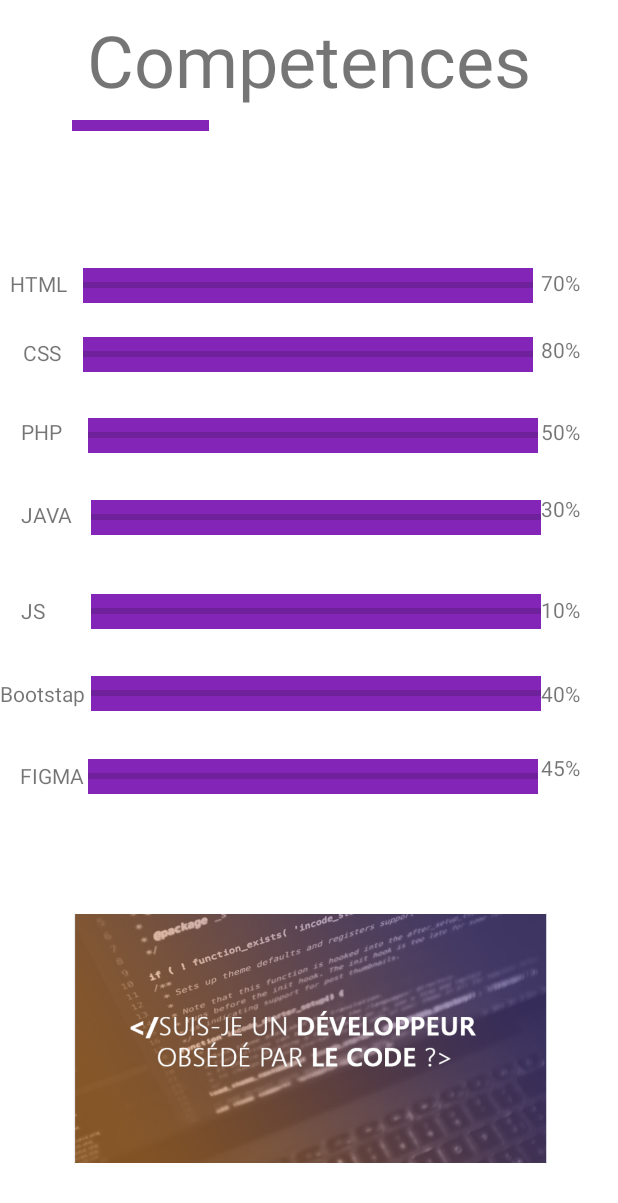
After one commit to aichafaty/androidAppPortfolio, an Android app: the layout competence_main.xml on its own in the app's theme, with its tools: preview values and no code run, on a phone screen of 412 x 824 dp. The commit adds this screen. Shown: the top 1203 px of the screen. Run offline under Robolectric (Android 15) with nearby library versions, the phone set to English and light mode, and no system bars.

Commit message:
feat: my competences portfolio

```diff
--- a/app/src/main/java/com/example/myapplicationAnd/MainActivity.java
+++ b/app/src/main/java/com/example/myapplicationAnd/MainActivity.java
@@ -10,5 +10,6 @@ public class MainActivity extends AppCompatActivity {
     protected void onCreate(Bundle savedInstanceState) {
         super.onCreate(savedInstanceState);
         setContentView(R.layout.activity_main);
+        setContentView(R.layout.competence_main);
     }
 }
--- /dev/null
+++ b/app/src/main/res/layout/competence_main.xml
@@ -0,0 +1,305 @@
+<?xml version="1.0" encoding="utf-8"?>
+<androidx.constraintlayout.widget.ConstraintLayout xmlns:android="http://schemas.android.com/apk/res/android"
+    xmlns:app="http://schemas.android.com/apk/res-auto"
+    xmlns:tools="http://schemas.android.com/tools"
+    android:layout_width="match_parent"
+    android:layout_height="match_parent">
+
+    <TextView
+        android:id="@+id/textView20"
+        android:layout_width="51dp"
+        android:layout_height="27dp"
+        android:text="@string/f"
+        app:layout_constraintBottom_toBottomOf="parent"
+        app:layout_constraintEnd_toEndOf="parent"
+        app:layout_constraintHorizontal_bias="1.0"
+        app:layout_constraintStart_toStartOf="parent"
+        app:layout_constraintTop_toTopOf="parent"
+        app:layout_constraintVertical_bias="0.63" />
+
+    <ProgressBar
+        android:id="@+id/progressBar8"
+        style="?android:attr/progressBarStyleHorizontal"
+        android:layout_width="300dp"
+        android:layout_height="23dp"
+        android:background="@color/mauve"
+        app:layout_constraintBottom_toBottomOf="parent"
+        app:layout_constraintEnd_toEndOf="parent"
+        app:layout_constraintHorizontal_bias="0.522"
+        app:layout_constraintStart_toStartOf="parent"
+        app:layout_constraintTop_toTopOf="parent"
+        app:layout_constraintVertical_bias="0.632" />
+
+    <TextView
+        android:id="@+id/textView19"
+        android:layout_width="56dp"
+        android:layout_height="27dp"
+        android:text="@string/fig"
+        app:layout_constraintBottom_toBottomOf="parent"
+        app:layout_constraintEnd_toEndOf="parent"
+        app:layout_constraintHorizontal_bias="0.037"
+        app:layout_constraintStart_toStartOf="parent"
+        app:layout_constraintTop_toTopOf="parent"
+        app:layout_constraintVertical_bias="0.637" />
+
+    <TextView
+        android:id="@+id/textView18"
+        android:layout_width="51dp"
+        android:layout_height="27dp"
+        android:text="@string/bs"
+        app:layout_constraintBottom_toBottomOf="parent"
+        app:layout_constraintEnd_toEndOf="parent"
+        app:layout_constraintHorizontal_bias="1.0"
+        app:layout_constraintStart_toStartOf="parent"
+        app:layout_constraintTop_toTopOf="parent"
+        app:layout_constraintVertical_bias="0.568" />
+
+    <ProgressBar
+        android:id="@+id/progressBar7"
+        style="?android:attr/progressBarStyleHorizontal"
+        android:layout_width="300dp"
+        android:layout_height="23dp"
+        android:background="@color/mauve"
+        app:layout_constraintBottom_toBottomOf="parent"
+        app:layout_constraintEnd_toEndOf="parent"
+        app:layout_constraintHorizontal_bias="0.54"
+        app:layout_constraintStart_toStartOf="parent"
+        app:layout_constraintTop_toTopOf="parent"
+        app:layout_constraintVertical_bias="0.563" />
+
+    <TextView
+        android:id="@+id/textView17"
+        android:layout_width="69dp"
+        android:layout_height="40dp"
+        android:text="@string/boot"
+        app:layout_constraintBottom_toBottomOf="parent"
+        app:layout_constraintEnd_toEndOf="parent"
+        app:layout_constraintHorizontal_bias="0.0"
+        app:layout_constraintStart_toStartOf="parent"
+        app:layout_constraintTop_toTopOf="parent"
+        app:layout_constraintVertical_bias="0.577" />
+
+    <TextView
+        android:id="@+id/textView16"
+        android:layout_width="51dp"
+        android:layout_height="27dp"
+        android:text="@string/js"
+        app:layout_constraintBottom_toBottomOf="parent"
+        app:layout_constraintEnd_toEndOf="parent"
+        app:layout_constraintHorizontal_bias="1.0"
+        app:layout_constraintStart_toStartOf="parent"
+        app:layout_constraintTop_toTopOf="parent"
+        app:layout_constraintVertical_bias="0.498" />
+
+    <ProgressBar
+        android:id="@+id/progressBar6"
+        style="?android:attr/progressBarStyleHorizontal"
+        android:layout_width="300dp"
+        android:layout_height="23dp"
+        android:background="@color/mauve"
+        app:layout_constraintBottom_toBottomOf="parent"
+        app:layout_constraintEnd_toEndOf="parent"
+        app:layout_constraintHorizontal_bias="0.54"
+        app:layout_constraintStart_toStartOf="parent"
+        app:layout_constraintTop_toTopOf="parent"
+        app:layout_constraintVertical_bias="0.495" />
+
+    <TextView
+        android:id="@+id/textView15"
+        android:layout_width="41dp"
+        android:layout_height="28dp"
+        android:text="@string/javas"
+        app:layout_constraintBottom_toBottomOf="parent"
+        app:layout_constraintEnd_toEndOf="parent"
+        app:layout_constraintHorizontal_bias="0.037"
+        app:layout_constraintStart_toStartOf="parent"
+        app:layout_constraintTop_toTopOf="parent"
+        app:layout_constraintVertical_bias="0.499" />
+
+    <TextView
+        android:id="@+id/textView14"
+        android:layout_width="51dp"
+        android:layout_height="27dp"
+        android:text="@string/j"
+        app:layout_constraintBottom_toBottomOf="parent"
+        app:layout_constraintEnd_toEndOf="parent"
+        app:layout_constraintHorizontal_bias="1.0"
+        app:layout_constraintStart_toStartOf="parent"
+        app:layout_constraintTop_toTopOf="parent"
+        app:layout_constraintVertical_bias="0.413" />
+
+    <ProgressBar
+        android:id="@+id/progressBar5"
+        style="?android:attr/progressBarStyleHorizontal"
+        android:layout_width="300dp"
+        android:layout_height="23dp"
+        android:background="@color/mauve"
+        app:layout_constraintBottom_toBottomOf="parent"
+        app:layout_constraintEnd_toEndOf="parent"
+        app:layout_constraintHorizontal_bias="0.54"
+        app:layout_constraintStart_toStartOf="parent"
+        app:layout_constraintTop_toTopOf="parent"
+        app:layout_constraintVertical_bias="0.416" />
+
+    <TextView
+        android:id="@+id/textView12"
+        android:layout_width="51dp"
+        android:layout_height="27dp"
+        android:text="@string/ph"
+        app:layout_constraintBottom_toBottomOf="parent"
+        app:layout_constraintEnd_toEndOf="parent"
+        app:layout_constraintHorizontal_bias="1.0"
+        app:layout_constraintStart_toStartOf="parent"
+        app:layout_constraintTop_toTopOf="parent"
+        app:layout_constraintVertical_bias="0.349" />
+
+    <ProgressBar
+        android:id="@+id/progressBar4"
+        style="?android:attr/progressBarStyleHorizontal"
+        android:layout_width="300dp"
+        android:layout_height="23dp"
+        android:background="@color/mauve"
+        app:layout_constraintBottom_toBottomOf="parent"
+        app:layout_constraintEnd_toEndOf="parent"
+        app:layout_constraintHorizontal_bias="0.522"
+        app:layout_constraintStart_toStartOf="parent"
+        app:layout_constraintTop_toTopOf="parent"
+        app:layout_constraintVertical_bias="0.348" />
+
+    <TextView
+        android:id="@+id/textView11"
+        android:layout_width="41dp"
+        android:layout_height="28dp"
+        android:text="@string/java"
+        app:layout_constraintBottom_toBottomOf="parent"
+        app:layout_constraintEnd_toEndOf="parent"
+        app:layout_constraintHorizontal_bias="0.037"
+        app:layout_constraintStart_toStartOf="parent"
+        app:layout_constraintTop_toTopOf="parent"
+        app:layout_constraintVertical_bias="0.419" />
+
+    <TextView
+        android:id="@+id/textView13"
+        android:layout_width="41dp"
+        android:layout_height="28dp"
+        android:text="@string/php"
+        app:layout_constraintBottom_toBottomOf="parent"
+        app:layout_constraintEnd_toEndOf="parent"
+        app:layout_constraintHorizontal_bias="0.037"
+        app:layout_constraintStart_toStartOf="parent"
+        app:layout_constraintTop_toTopOf="parent"
+        app:layout_constraintVertical_bias="0.349" />
+
+    <TextView
+        android:id="@+id/textView6"
+        android:layout_width="wrap_content"
+        android:layout_height="wrap_content"
+        android:text="@string/competence"
+        android:textSize="@android:dimen/app_icon_size"
+        app:layout_constraintBottom_toBottomOf="parent"
+        app:layout_constraintEnd_toEndOf="parent"
+        app:layout_constraintStart_toStartOf="parent"
+        app:layout_constraintTop_toTopOf="parent"
+        app:layout_constraintVertical_bias="0.01" />
+
+    <androidx.appcompat.widget.Toolbar
+        android:id="@+id/toolbar4"
+        android:layout_width="91dp"
+        android:layout_height="7dp"
+        android:background="@color/mauve"
+        android:minHeight="?attr/actionBarSize"
+        android:theme="?attr/actionBarTheme"
+        app:layout_constraintBottom_toBottomOf="parent"
+        app:layout_constraintEnd_toEndOf="parent"
+        app:layout_constraintHorizontal_bias="0.15"
+        app:layout_constraintStart_toStartOf="parent"
+        app:layout_constraintTop_toTopOf="parent"
+        app:layout_constraintVertical_bias="0.098" />
+
+    <ProgressBar
+        android:id="@+id/progressBar2"
+        style="?android:attr/progressBarStyleHorizontal"
+        android:layout_width="300dp"
+        android:layout_height="23dp"
+        android:background="@color/mauve"
+        app:layout_constraintBottom_toBottomOf="parent"
+        app:layout_constraintEnd_toEndOf="parent"
+        app:layout_constraintHorizontal_bias="0.495"
+        app:layout_constraintStart_toStartOf="parent"
+        app:layout_constraintTop_toTopOf="parent"
+        app:layout_constraintVertical_bias="0.223" />
+
+    <TextView
+        android:id="@+id/textView7"
+        android:layout_width="59dp"
+        android:layout_height="27dp"
+        android:text="@string/html"
+        app:layout_constraintBottom_toBottomOf="parent"
+        app:layout_constraintEnd_toEndOf="parent"
+        app:layout_constraintHorizontal_bias="0.019"
+        app:layout_constraintStart_toStartOf="parent"
+        app:layout_constraintTop_toTopOf="parent"
+        app:layout_constraintVertical_bias="0.225" />
+
+    <TextView
+        android:id="@+id/textView8"
+        android:layout_width="51dp"
+        android:layout_height="27dp"
+        android:text="@string/p"
+        app:layout_constraintBottom_toBottomOf="parent"
+        app:layout_constraintEnd_toEndOf="parent"
+        app:layout_constraintHorizontal_bias="1.0"
+        app:layout_constraintStart_toStartOf="parent"
+        app:layout_constraintTop_toTopOf="parent"
+        app:layout_constraintVertical_bias="0.224" />
+
+    <ProgressBar
+        android:id="@+id/progressBar3"
+        style="?android:attr/progressBarStyleHorizontal"
+        android:layout_width="300dp"
+        android:layout_height="23dp"
+        android:background="@color/mauve"
+        app:layout_constraintBottom_toBottomOf="parent"
+        app:layout_constraintEnd_toEndOf="parent"
+        app:layout_constraintHorizontal_bias="0.495"
+        app:layout_constraintStart_toStartOf="parent"
+        app:layout_constraintTop_toTopOf="parent"
+        app:layout_constraintVertical_bias="0.281" />
+
+    <TextView
+        android:id="@+id/textView9"
+        android:layout_width="41dp"
+        android:layout_height="28dp"
+        android:text="@string/css"
+        app:layout_constraintBottom_toBottomOf="parent"
+        app:layout_constraintEnd_toEndOf="parent"
+        app:layout_constraintHorizontal_bias="0.041"
+        app:layout_constraintStart_toStartOf="parent"
+        app:layout_constraintTop_toTopOf="parent"
+        app:layout_constraintVertical_bias="0.283" />
+
+    <TextView
+        android:id="@+id/textView10"
+        android:layout_width="51dp"
+        android:layout_height="27dp"
+        android:text="@string/c"
+        app:layout_constraintBottom_toBottomOf="parent"
+        app:layout_constraintEnd_toEndOf="parent"
+        app:layout_constraintHorizontal_bias="1.0"
+        app:layout_constraintStart_toStartOf="parent"
+        app:layout_constraintTop_toTopOf="parent"
+        app:layout_constraintVertical_bias="0.28" />
+
+    <ImageView
+        android:id="@+id/imageView5"
+        android:layout_width="414dp"
+        android:layout_height="167dp"
+        app:layout_constraintBottom_toBottomOf="parent"
+        app:layout_constraintEnd_toEndOf="parent"
+        app:layout_constraintHorizontal_bias="0.0"
+        app:layout_constraintStart_toStartOf="parent"
+        app:layout_constraintTop_toTopOf="parent"
+        app:layout_constraintVertical_bias="0.927"
+        app:srcCompat="@drawable/dev" />
+
+</androidx.constraintlayout.widget.ConstraintLayout>
--- a/app/src/main/res/values/strings.xml
+++ b/app/src/main/res/values/strings.xml
@@ -6,5 +6,21 @@
     <string name="textdescriptif">Lorem ipsum dolor sit amet, consectetur adipisicing elit. Aspernatur debitis eaque iusto libero minus natus provident reprehenderit unde! Amet
         .</string>
 
-    <string name="formation">Formation</string>
+    <string name="formation">Formations</string>
+    <string name="competence">Competences</string>
+    <string name="html">HTML</string>
+    <string name="p">70%</string>
+    <string name="css">CSS</string>
+    <string name="c">80%</string>
+    <string name="php">PHP</string>
+    <string name="ph">50%</string>
+    <string name="java">JAVA</string>
+    <string name="j">30%</string>
+    <string name="javas">JS</string>
+    <string name="js">10%</string>
+    <string name="boot">Bootstap</string>
+    <string name="bs">40%</string>
+    <string name="fig">FIGMA</string>
+    <string name="f">45%</string>
+
 </resources>
```
Also changed, not shown: app/src/main/res/drawable/dev.png (added), app/src/main/res/drawable/joli.png (added).
